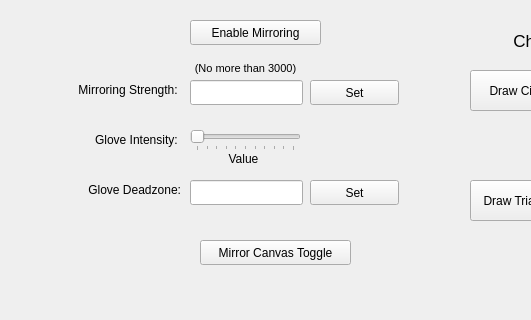
The window that 15-paint/mainwindow.ui (careslab/StrokeRehab) describes before a commit, drawn with Qt 5; both pictures show x 0 to 531 and y 280 to 600 of the 800 by 600 pixel window.
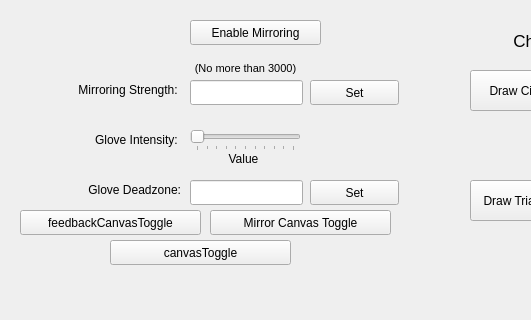
The same window after the commit.

The edit to the form file:
```diff
--- a/15-paint/mainwindow.ui
+++ b/15-paint/mainwindow.ui
@@ -477,9 +477,9 @@
    <widget class="QPushButton" name="mirrorCanvasToggle">
     <property name="geometry">
      <rect>
-      <x>200</x>
-      <y>520</y>
-      <width>151</width>
+      <x>210</x>
+      <y>490</y>
+      <width>181</width>
       <height>25</height>
      </rect>
     </property>
@@ -487,6 +487,32 @@
      <string>Mirror Canvas Toggle</string>
     </property>
    </widget>
+   <widget class="QPushButton" name="feedbackCanvasToggle">
+    <property name="geometry">
+     <rect>
+      <x>20</x>
+      <y>490</y>
+      <width>181</width>
+      <height>25</height>
+     </rect>
+    </property>
+    <property name="text">
+     <string>feedbackCanvasToggle</string>
+    </property>
+   </widget>
+   <widget class="QPushButton" name="canvasToggle">
+    <property name="geometry">
+     <rect>
+      <x>110</x>
+      <y>520</y>
+      <width>181</width>
+      <height>25</height>
+     </rect>
+    </property>
+    <property name="text">
+     <string>canvasToggle</string>
+    </property>
+   </widget>
   </widget>
   <widget class="QMenuBar" name="menubar">
    <property name="geometry">
```
Left out of the diff: 18 changed lines with no effect on the pictures.
